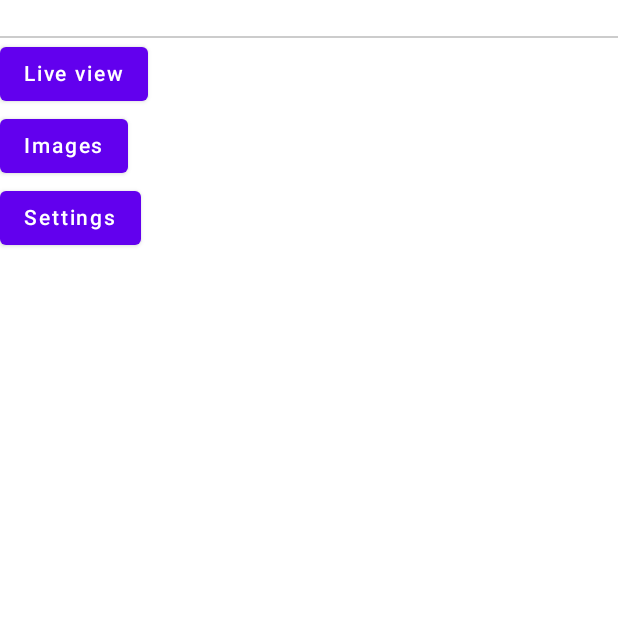
After one commit to varszegik/super-duper-bird-photos, an Android app built with Jetpack Compose: the composable AppDrawer shown on its own in the app's theme, on a phone screen of 412 x 824 dp, the top half of it. The commit adds this screen. Run offline under Robolectric (Android 15) with nearby library versions, the phone set to English and light mode, and no system bars.

Commit message:
feat: navigation drawer

```diff
--- a/SuperBirdPhotographer/app/build.gradle
+++ b/SuperBirdPhotographer/app/build.gradle
@@ -68,4 +68,6 @@ dependencies {
     implementation("androidx.camera:camera-view:1.0.0-alpha28")
     implementation("androidx.camera:camera-extensions:1.0.0-alpha28")
     implementation "com.google.accompanist:accompanist-permissions:0.18.0"
+    implementation("androidx.navigation:navigation-compose:2.4.0-alpha09")
+
 }
--- /dev/null
+++ b/SuperBirdPhotographer/app/src/main/java/hu/bme/aut/superbirdphotographer/AppDrawer.kt
@@ -0,0 +1,34 @@
+package hu.bme.aut.superbirdphotographer
+
+import androidx.compose.foundation.layout.Column
+import androidx.compose.foundation.layout.Spacer
+import androidx.compose.foundation.layout.fillMaxSize
+import androidx.compose.foundation.layout.height
+import androidx.compose.material.Button
+import androidx.compose.material.Divider
+import androidx.compose.material.MaterialTheme
+import androidx.compose.material.Text
+import androidx.compose.runtime.Composable
+import androidx.compose.ui.Modifier
+import androidx.compose.ui.unit.dp
+
+@Composable
+fun AppDrawer(
+    navigateToHome: () -> Unit,
+    navigateToImages: () -> Unit,
+    closeDrawer: () -> Unit,
+) {
+    Column(modifier = Modifier.fillMaxSize()) {
+        Spacer(Modifier.height(24.dp))
+        Divider(color = MaterialTheme.colors.onSurface.copy(alpha = .2f))
+        Button(onClick = { navigateToHome(); closeDrawer() }) {
+            Text(text = "Live view")
+        }
+        Button(onClick = { navigateToImages(); closeDrawer() }) {
+            Text(text = "Images")
+        }
+        Button(onClick = { navigateToImages(); closeDrawer() }) {
+            Text(text = "Settings")
+        }
+    }
+}
```
Also changed, not shown: SuperBirdPhotographer/app/src/main/java/hu/bme/aut/superbirdphotographer/BirdPhotographerApp.kt (added, +38 -0 lines), SuperBirdPhotographer/app/src/main/java/hu/bme/aut/superbirdphotographer/BirdPhotographerNavGraph.kt (added, +52 -0 lines), SuperBirdPhotographer/app/src/main/java/hu/bme/aut/superbirdphotographer/MainActivity.kt (+9 -5 lines), SuperBirdPhotographer/app/src/main/java/hu/bme/aut/superbirdphotographer/home/Home.kt (added, +28 -0 lines).
